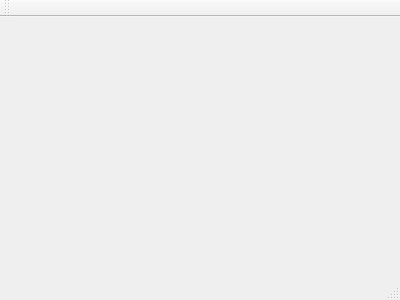
Old version of the form version-qt-desk/coordinator/mainwindow.ui in the repository zaqwes8811/coordinator-tasks.
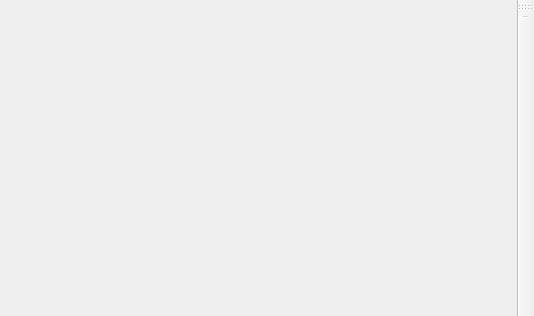
New version of the form.

```diff
--- a/version-qt-desk/coordinator/mainwindow.ui
+++ b/version-qt-desk/coordinator/mainwindow.ui
@@ -6,8 +6,8 @@
    <rect>
     <x>0</x>
     <y>0</y>
-    <width>400</width>
-    <height>300</height>
+    <width>534</width>
+    <height>316</height>
    </rect>
   </property>
   <property name="windowTitle">
@@ -26,13 +26,13 @@
   </widget>
   <widget class="QToolBar" name="mainToolBar">
    <attribute name="toolBarArea">
-    <enum>TopToolBarArea</enum>
+    <enum>RightToolBarArea</enum>
    </attribute>
    <attribute name="toolBarBreak">
     <bool>false</bool>
    </attribute>
+   <addaction name="separator"/>
   </widget>
-  <widget class="QStatusBar" name="statusBar"/>
  </widget>
  <layoutdefault spacing="6" margin="11"/>
  <resources/>
```
Left out of the diff: 2 changed lines with no effect on the pictures.
